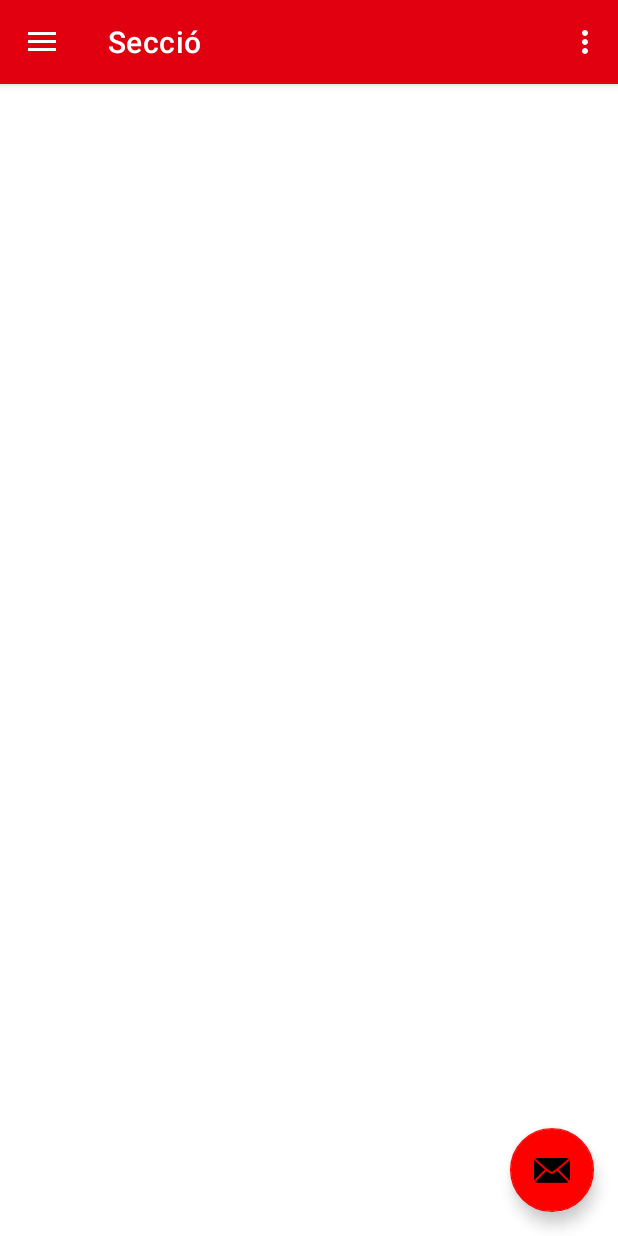
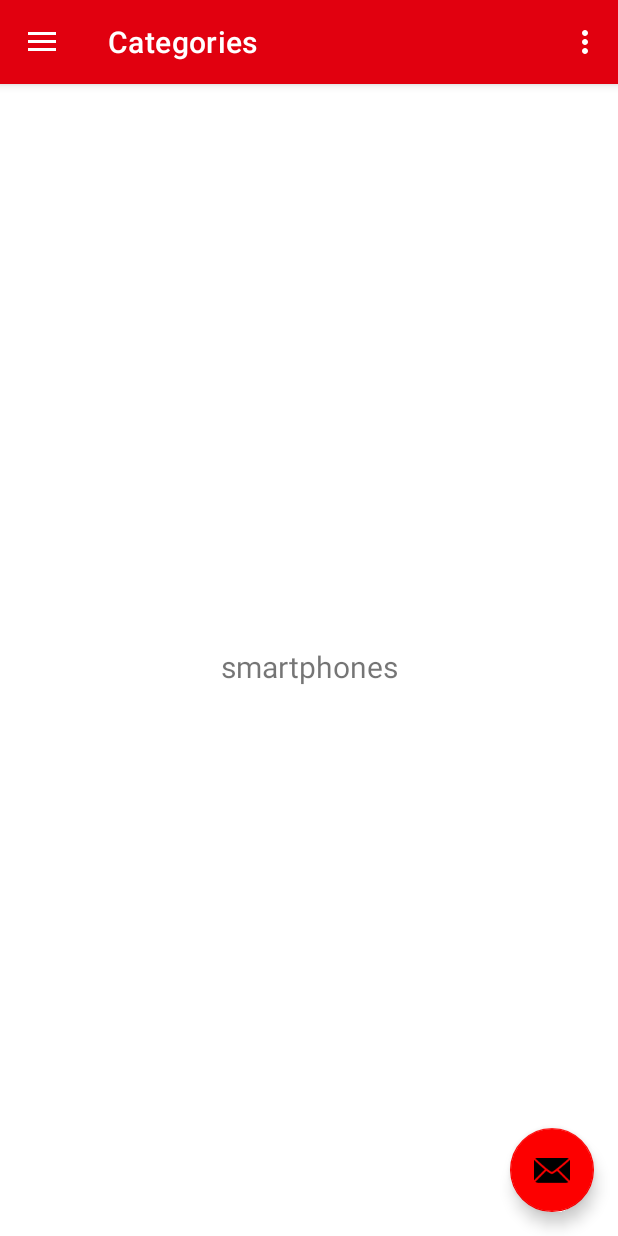
Before and after one commit to thorsnest/Act9gonzaleznestor, an Android app: the screen it shows after launch (MainActivity), after a tap on "Smartphones", on a phone screen of 412 x 824 dp. Run offline under Robolectric (Android 15) with nearby library versions, the phone set to English and light mode, and no system bars; our stand-ins replace navigation-ui; pictures from the network do not load.

Commit message:
New Act9

```diff
--- a/app/build.gradle
+++ b/app/build.gradle
@@ -5,12 +5,12 @@ plugins {
 
 android {
     namespace 'com.example.act9gonzaleznestor'
-    compileSdk 32
+    compileSdk 33
 
     defaultConfig {
         applicationId "com.example.act9gonzaleznestor"
         minSdk 26
-        targetSdk 32
+        targetSdk 33
         versionCode 1
         versionName "1.0"
 
@@ -44,7 +44,7 @@ android {
 
 dependencies {
 
-    implementation 'androidx.navigation:navigation-safe-args-gradle-plugin:2.5.3'
+ //   implementation 'androidx.navigation:navigation-safe-args-gradle-plugin:2.5.3'
     implementation 'androidx.core:core-ktx:1.7.0'
     implementation 'androidx.appcompat:appcompat:1.5.1'
     implementation 'com.google.android.material:material:1.7.0'
--- a/app/src/main/java/com/example/act9gonzaleznestor/MainActivity.kt
+++ b/app/src/main/java/com/example/act9gonzaleznestor/MainActivity.kt
@@ -37,7 +37,7 @@ class MainActivity : AppCompatActivity() {
         // menu should be considered as top level destinations.
         appBarConfiguration = AppBarConfiguration(
             setOf(
-                R.id.nav_home, R.id.nav_seccio, R.id.nav_slideshow
+                R.id.nav_home, R.id.nav_seccio, R.id.nav_carret
             ), drawerLayout
         )
         setupActionBarWithNavController(navController, appBarConfiguration)
--- a/app/src/main/java/com/example/act9gonzaleznestor/ui/gallery/SeccioFragment.kt
+++ b/app/src/main/java/com/example/act9gonzaleznestor/ui/gallery/SeccioFragment.kt
@@ -1,11 +1,11 @@
 package com.example.act9gonzaleznestor.ui.gallery
 
-import android.icu.lang.UCharacter
 import android.os.Bundle
 import android.view.LayoutInflater
 import android.view.View
 import android.view.ViewGroup
 import androidx.fragment.app.Fragment
+import com.example.act9gonzaleznestor.R
 import com.example.act9gonzaleznestor.databinding.FragmentSeccioBinding
 
 class SeccioFragment : Fragment() {
@@ -21,31 +21,31 @@ class SeccioFragment : Fragment() {
         container: ViewGroup?,
         savedInstanceState: Bundle?
     ): View {
+        _binding = FragmentSeccioBinding.inflate(inflater, container, false)
+        val root: View = binding.root
         when(arguments?.getInt("key")){
             1 -> omplirSmartphones()
             2 -> omplirOrdinadors()
             3 -> omplirTelevisors()
             4 -> omplirMovilitat()
         }
-        _binding = FragmentSeccioBinding.inflate(inflater, container, false)
-        val root: View = binding.root
         return root
     }
 
     private fun omplirSmartphones() {
-
+        binding.textGallery.text = getString(R.string.smartphones)
     }
 
     private fun omplirOrdinadors() {
-
+        binding.textGallery.text = getString(R.string.ordinadors)
     }
 
     private fun omplirTelevisors() {
-
+        binding.textGallery.text = getString(R.string.televisors)
     }
 
     private fun omplirMovilitat() {
-
+        binding.textGallery.text = getString(R.string.movilitat)
     }
 
 
--- /dev/null
+++ b/app/src/main/res/drawable/ic_baseline_computer_24.xml
@@ -0,0 +1,5 @@
+<vector android:height="24dp" android:tint="#000000"
+    android:viewportHeight="24" android:viewportWidth="24"
+    android:width="24dp" xmlns:android="http://schemas.android.com/apk/res/android">
+    <path android:fillColor="@android:color/white" android:pathData="M20,18c1.1,0 1.99,-0.9 1.99,-2L22,6c0,-1.1 -0.9,-2 -2,-2H4c-1.1,0 -2,0.9 -2,2v10c0,1.1 0.9,2 2,2H0v2h24v-2h-4zM4,6h16v10H4V6z"/>
+</vector>
--- /dev/null
+++ b/app/src/main/res/drawable/ic_baseline_home_24.xml
@@ -0,0 +1,5 @@
+<vector android:height="24dp" android:tint="#000000"
+    android:viewportHeight="24" android:viewportWidth="24"
+    android:width="24dp" xmlns:android="http://schemas.android.com/apk/res/android">
+    <path android:fillColor="@android:color/white" android:pathData="M10,20v-6h4v6h5v-8h3L12,3 2,12h3v8z"/>
+</vector>
--- /dev/null
+++ b/app/src/main/res/drawable/ic_baseline_mobility_24.xml
@@ -0,0 +1,7 @@
+<vector android:height="24dp" android:tint="#000000"
+    android:viewportHeight="24" android:viewportWidth="24"
+    android:width="24dp" xmlns:android="http://schemas.android.com/apk/res/android">
+    <path android:fillColor="@android:color/white" android:pathData="M10,14h0.74L8.82,5.56C8.61,4.65 7.8,4 6.87,4H3v2h3.87l1.42,6.25c0,0 -0.01,0 -0.01,0C6.12,12.9 4.47,14.73 4.09,17H0v2h6v-1C6,15.79 7.79,14 10,14z"/>
+    <path android:fillColor="@android:color/white" android:pathData="M19,8h-0.82l-1.35,-3.69C16.55,3.52 15.8,3 14.96,3H11v2h3.96l1.1,3H10.4l0.46,2H15c-0.43,0.58 -0.75,1.25 -0.9,2h-2.79l0.46,2h2.33c0.44,2.23 2.31,3.88 4.65,3.99c2.8,0.13 5.25,-2.19 5.25,-5C24,10.2 21.8,8 19,8zM19,16c-1.68,0 -3,-1.32 -3,-3c0,-0.93 0.41,-1.73 1.05,-2.28l0.96,2.64l1.88,-0.68l-0.97,-2.67c0.03,0 0.06,-0.01 0.09,-0.01c1.68,0 3,1.32 3,3S20.68,16 19,16z"/>
+    <path android:fillColor="@android:color/white" android:pathData="M10,15c-1.66,0 -3,1.34 -3,3s1.34,3 3,3s3,-1.34 3,-3S11.66,15 10,15zM10,19c-0.55,0 -1,-0.45 -1,-1s0.45,-1 1,-1s1,0.45 1,1S10.55,19 10,19z"/>
+</vector>
--- /dev/null
+++ b/app/src/main/res/drawable/ic_baseline_phone_android_24.xml
@@ -0,0 +1,5 @@
+<vector android:height="24dp" android:tint="#000000"
+    android:viewportHeight="24" android:viewportWidth="24"
+    android:width="24dp" xmlns:android="http://schemas.android.com/apk/res/android">
+    <path android:fillColor="@android:color/white" android:pathData="M16,1L8,1C6.34,1 5,2.34 5,4v16c0,1.66 1.34,3 3,3h8c1.66,0 3,-1.34 3,-3L19,4c0,-1.66 -1.34,-3 -3,-3zM14,21h-4v-1h4v1zM17.25,18L6.75,18L6.75,4h10.5v14z"/>
+</vector>
--- /dev/null
+++ b/app/src/main/res/drawable/ic_baseline_shopping_cart_24.xml
@@ -0,0 +1,5 @@
+<vector android:height="24dp" android:tint="#000000"
+    android:viewportHeight="24" android:viewportWidth="24"
+    android:width="24dp" xmlns:android="http://schemas.android.com/apk/res/android">
+    <path android:fillColor="@android:color/white" android:pathData="M7,18c-1.1,0 -1.99,0.9 -1.99,2S5.9,22 7,22s2,-0.9 2,-2 -0.9,-2 -2,-2zM1,2v2h2l3.6,7.59 -1.35,2.45c-0.16,0.28 -0.25,0.61 -0.25,0.96 0,1.1 0.9,2 2,2h12v-2L7.42,15c-0.14,0 -0.25,-0.11 -0.25,-0.25l0.03,-0.12 0.9,-1.63h7.45c0.75,0 1.41,-0.41 1.75,-1.03l3.58,-6.49c0.08,-0.14 0.12,-0.31 0.12,-0.48 0,-0.55 -0.45,-1 -1,-1L5.21,4l-0.94,-2L1,2zM17,18c-1.1,0 -1.99,0.9 -1.99,2s0.89,2 1.99,2 2,-0.9 2,-2 -0.9,-2 -2,-2z"/>
+</vector>
--- /dev/null
+++ b/app/src/main/res/drawable/ic_baseline_tv_24.xml
@@ -0,0 +1,5 @@
+<vector android:height="24dp" android:tint="#000000"
+    android:viewportHeight="24" android:viewportWidth="24"
+    android:width="24dp" xmlns:android="http://schemas.android.com/apk/res/android">
+    <path android:fillColor="@android:color/white" android:pathData="M21,3L3,3c-1.1,0 -2,0.9 -2,2v12c0,1.1 0.9,2 2,2h5v2h8v-2h5c1.1,0 1.99,-0.9 1.99,-2L23,5c0,-1.1 -0.9,-2 -2,-2zM21,17L3,17L3,5h18v12z"/>
+</vector>
--- a/app/src/main/res/drawable/ic_menu_camera.xml
+++ /dev/null
@@ -1,12 +0,0 @@
-<vector xmlns:android="http://schemas.android.com/apk/res/android"
-    android:width="24dp"
-    android:height="24dp"
-    android:viewportWidth="24.0"
-    android:viewportHeight="24.0">
-    <path
-        android:fillColor="#FF000000"
-        android:pathData="M12,12m-3.2,0a3.2,3.2 0,1 1,6.4 0a3.2,3.2 0,1 1,-6.4 0" />
-    <path
-        android:fillColor="#FF000000"
-        android:pathData="M9,2L7.17,4H4c-1.1,0 -2,0.9 -2,2v12c0,1.1 0.9,2 2,2h16c1.1,0 2,-0.9 2,-2V6c0,-1.1 -0.9,-2 -2,-2h-3.17L15,2H9zm3,15c-2.76,0 -5,-2.24 -5,-5s2.24,-5 5,-5 5,2.24 5,5 -2.24,5 -5,5z" />
-</vector>
--- a/app/src/main/res/drawable/ic_menu_slideshow.xml
+++ /dev/null
@@ -1,9 +0,0 @@
-<vector xmlns:android="http://schemas.android.com/apk/res/android"
-    android:width="24dp"
-    android:height="24dp"
-    android:viewportWidth="24.0"
-    android:viewportHeight="24.0">
-    <path
-        android:fillColor="#FF000000"
-        android:pathData="M4,6H2v14c0,1.1 0.9,2 2,2h14v-2H4V6zm16,-4H8c-1.1,0 -2,0.9 -2,2v12c0,1.1 0.9,2 2,2h12c1.1,0 2,-0.9 2,-2V4c0,-1.1 -0.9,-2 -2,-2zm-8,12.5v-9l6,4.5 -6,4.5z" />
-</vector>
--- a/app/src/main/res/menu/activity_main_drawer.xml
+++ b/app/src/main/res/menu/activity_main_drawer.xml
@@ -6,15 +6,43 @@
     <group android:checkableBehavior="single">
         <item
             android:id="@+id/nav_home"
-            android:icon="@drawable/ic_menu_camera"
+            android:icon="@drawable/ic_baseline_home_24"
             android:title="@string/menu_home" />
         <item
-            android:id="@+id/nav_seccio"
-            android:icon="@drawable/ic_menu_gallery"
-            android:title="@string/menu_seccio" />
+            android:title="@string/menu_seccio">
+            <menu>
+                <group>
+                    <item
+                        android:id="@+id/nav_smartphones"
+                        android:icon="@drawable/ic_baseline_phone_android_24"
+                        android:title="@string/smartphones" />
+                    <item
+                        android:id="@+id/nav_ordinadors"
+                        android:icon="@drawable/ic_baseline_computer_24"
+                        android:title="@string/ordinadors" />
+                    <item
+                        android:id="@+id/nav_televisors"
+                        android:icon="@drawable/ic_baseline_tv_24"
+                        android:title="@string/televisors" />
+                    <item
+                        android:id="@+id/nav_movilitat"
+                        android:icon="@drawable/ic_baseline_mobility_24"
+                        android:title="@string/movilitat" />
+                </group>
+            </menu>
+        </item>
         <item
-            android:id="@+id/nav_slideshow"
-            android:icon="@drawable/ic_menu_slideshow"
-            android:title="@string/carret_de_compra" />
+            android:title="@string/carret_de_compra">
+<menu>
+    <group>
+
+        <item
+        android:id="@+id/nav_carret"
+        android:icon="@drawable/ic_baseline_shopping_cart_24"
+        android:title="@string/carret_de_compra" />
+
     </group>
 </menu>
+        </item>
+    </group>
+</menu>
--- a/app/src/main/res/navigation/mobile_navigation.xml
+++ b/app/src/main/res/navigation/mobile_navigation.xml
@@ -28,7 +28,7 @@
     </fragment>
 
     <fragment
-        android:id="@+id/nav_slideshow"
+        android:id="@+id/nav_carret"
         android:name="com.example.act9gonzaleznestor.ui.slideshow.SlideshowFragment"
         android:label="@string/carret_de_compra"
         tools:layout="@layout/fragment_slideshow" />
--- a/app/src/main/res/values/strings.xml
+++ b/app/src/main/res/values/strings.xml
@@ -7,7 +7,11 @@
     <string name="nav_header_desc">Navigation header</string>
     <string name="action_settings">Settings</string>
 
-    <string name="menu_home">Categories</string>
-    <string name="menu_seccio">Secció</string>
+    <string name="menu_home">Menu</string>
+    <string name="menu_seccio">Categories</string>
     <string name="carret_de_compra">Carret de compra</string>
+    <string name="smartphones">smartphones</string>
+    <string name="ordinadors">ordinadors</string>
+    <string name="televisors">televisors</string>
+    <string name="movilitat">movilitat</string>
 </resources>
```
